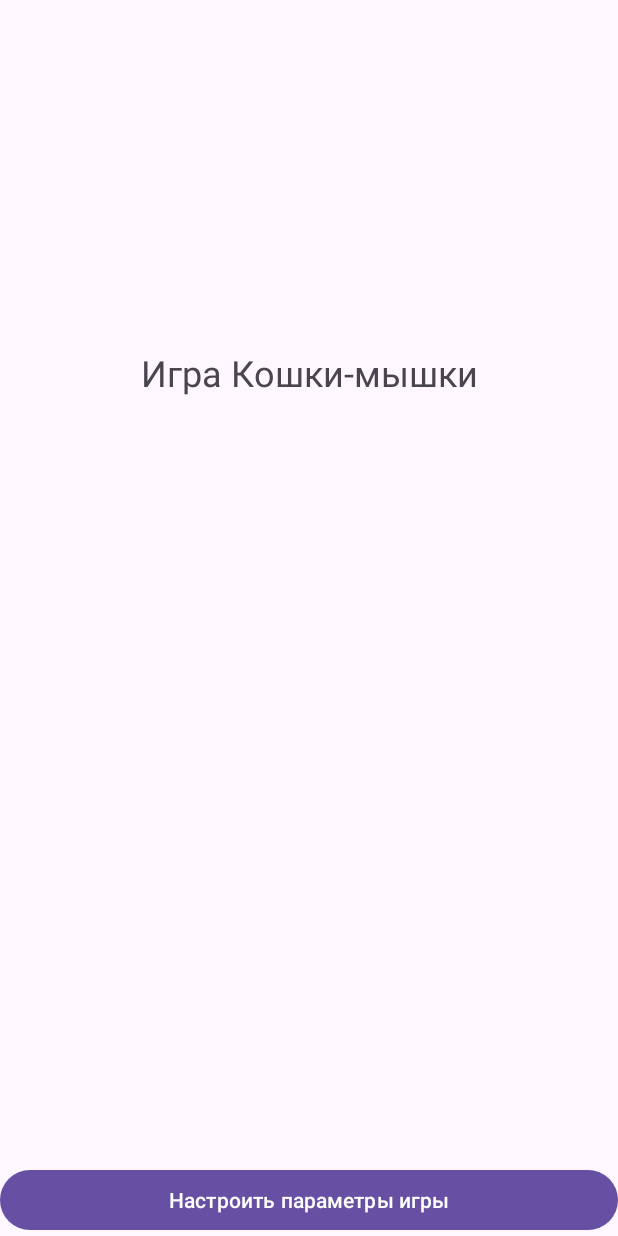
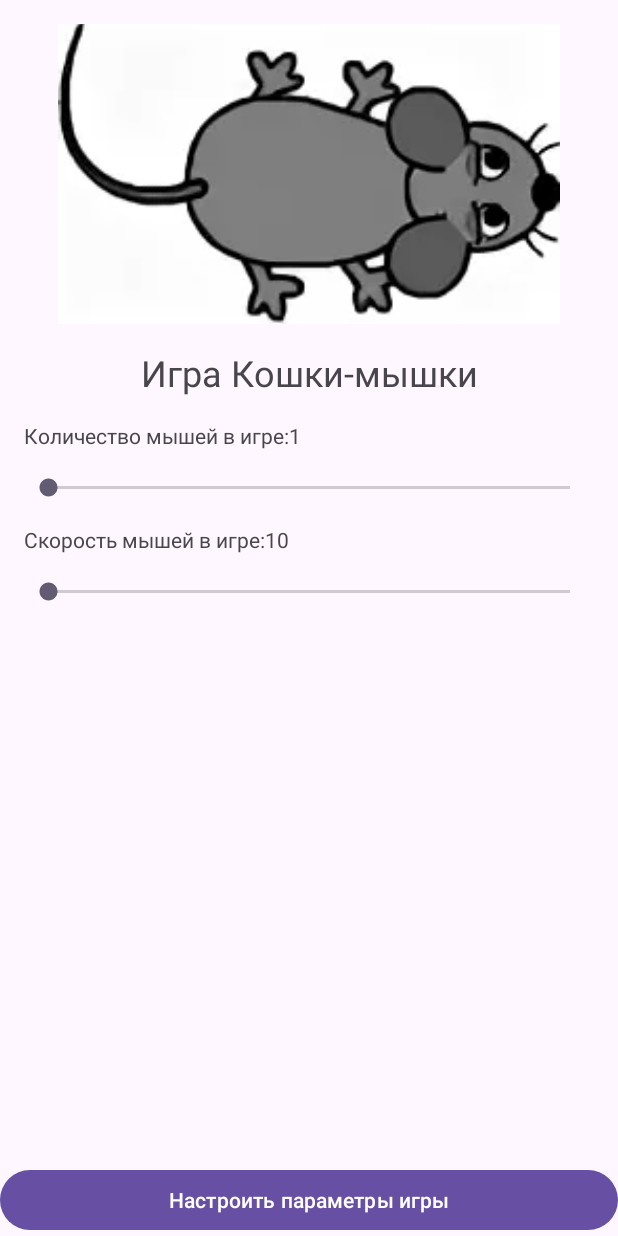
Before and after one commit to marts28/cats-mice-game, an Android app: the screen it shows after launch (MainActivity), on a phone screen of 412 x 824 dp. Run offline under Robolectric (Android 15) with nearby library versions, the phone set to English and light mode, and no system bars.

Commit message:
Getting game settings from StartFragment Created GameViewModel

```diff
--- a/app/build.gradle.kts
+++ b/app/build.gradle.kts
@@ -1,6 +1,8 @@
 plugins {
     id("com.android.application")
     id("org.jetbrains.kotlin.android")
+    id("kotlin-parcelize")
+    id("androidx.navigation.safeargs")
 }
 
 android {
@@ -9,7 +11,7 @@ android {
 
     defaultConfig {
         applicationId = "com.example.cats_mice_game"
-        minSdk = 24
+        minSdk = 26
         targetSdk = 33
         versionCode = 1
         versionName = "1.0"
--- a/app/src/main/java/com/example/cats_mice_game/ui/StartFragment.kt
+++ b/app/src/main/java/com/example/cats_mice_game/ui/StartFragment.kt
@@ -4,10 +4,12 @@ import android.os.Bundle
 import android.view.LayoutInflater
 import android.view.View
 import android.view.ViewGroup
+import android.widget.SeekBar
 import androidx.fragment.app.Fragment
 import androidx.navigation.fragment.findNavController
 import com.example.cats_mice_game.R
 import com.example.cats_mice_game.databinding.FragmentStartBinding
+import com.example.cats_mice_game.domain.GameSettings
 
 class StartFragment: Fragment() {
 
@@ -29,11 +31,37 @@ class StartFragment: Fragment() {
         binding.buttonSetGame.setOnClickListener {
             launchGame()
         }
+        binding.sbNumberOfMice.setOnSeekBarChangeListener(object : SeekBar.OnSeekBarChangeListener{
+            override fun onProgressChanged(p0: SeekBar?, p1: Int, p2: Boolean) {
+                binding.tvNumberOfMice.text = p1.toString()
+            }
+            override fun onStartTrackingTouch(p0: SeekBar?) {
+            }
+            override fun onStopTrackingTouch(p0: SeekBar?) {
+            }
+
+        })
+
+        binding.sbMiceVelocity.setOnSeekBarChangeListener(object : SeekBar.OnSeekBarChangeListener{
+            override fun onProgressChanged(p0: SeekBar?, p1: Int, p2: Boolean) {
+                binding.tvMiceVelocity.text = p1.toString()
+            }
+            override fun onStartTrackingTouch(p0: SeekBar?) {
+            }
+            override fun onStopTrackingTouch(p0: SeekBar?) {
+            }
+
+        })
 
     }
 
     private fun launchGame(){
-        findNavController().navigate(R.id.action_startFragment_to_gameFragment)
+        findNavController().navigate(StartFragmentDirections.actionStartFragmentToGameFragment(
+            GameSettings(
+                binding.tvNumberOfMice.text.toString().toInt(),
+                binding.tvMiceVelocity.text.toString().toInt()
+            )
+        ))
     }
 
     override fun onDestroyView() {
--- a/app/src/main/res/layout/fragment_start.xml
+++ b/app/src/main/res/layout/fragment_start.xml
@@ -1,11 +1,13 @@
 <?xml version="1.0" encoding="utf-8"?>
 <androidx.constraintlayout.widget.ConstraintLayout xmlns:android="http://schemas.android.com/apk/res/android"
     xmlns:app="http://schemas.android.com/apk/res-auto"
+    xmlns:tools="http://schemas.android.com/tools"
     android:layout_width="match_parent"
     android:layout_height="match_parent">
 
     <ImageView
         android:id="@+id/imageView"
+        android:src="@drawable/mouse"
         android:layout_width="match_parent"
         android:layout_height="200dp"
         android:layout_margin="16dp"
@@ -14,13 +16,78 @@
         app:layout_constraintTop_toTopOf="parent" />
 
     <TextView
+        android:id="@+id/textView"
         android:layout_width="match_parent"
         android:layout_height="wrap_content"
+        android:layout_margin="16dp"
+        android:text="@string/game_title_on_start_screen"
+        android:textAlignment="center"
+        android:textSize="24sp"
         app:layout_constraintTop_toBottomOf="@+id/imageView"
-        android:text="@string/game_title_on_start_screen"
-        android:textSize="24sp"
-        android:textAlignment="center"
-        android:layout_margin="16dp"/>
+        tools:layout_editor_absoluteX="16dp" />
+
+    <LinearLayout
+        android:id="@+id/linearLayout"
+        android:layout_width="match_parent"
+        android:layout_height="wrap_content"
+        android:layout_margin="16dp"
+        android:orientation="horizontal"
+        app:layout_constraintTop_toBottomOf="@id/textView"
+        tools:layout_editor_absoluteX="16dp">
+
+        <TextView
+            android:layout_width="wrap_content"
+            android:layout_height="wrap_content"
+            android:text="@string/mice_in_game" />
+
+        <TextView
+            android:id="@+id/tv_number_of_mice"
+            android:layout_width="wrap_content"
+            android:layout_height="wrap_content"
+            android:text="@string/_1" />
+    </LinearLayout>
+
+
+    <androidx.appcompat.widget.AppCompatSeekBar
+        android:id="@+id/sb_number_of_mice"
+        android:layout_width="match_parent"
+        android:layout_height="wrap_content"
+        android:layout_margin="16dp"
+        android:min="1"
+        android:max="5"
+        android:progress="0"
+        app:layout_constraintTop_toBottomOf="@+id/linearLayout" />
+
+    <LinearLayout
+        android:id="@+id/linearLayout2"
+        android:layout_width="match_parent"
+        android:layout_height="wrap_content"
+        android:layout_margin="16dp"
+        android:orientation="horizontal"
+        app:layout_constraintTop_toBottomOf="@id/sb_number_of_mice"
+        tools:layout_editor_absoluteX="16dp">
+
+        <TextView
+            android:layout_width="wrap_content"
+            android:layout_height="wrap_content"
+            android:text="@string/mice_velocity_in_game" />
+
+        <TextView
+            android:id="@+id/tv_mice_velocity"
+            android:layout_width="wrap_content"
+            android:layout_height="wrap_content"
+            android:text="@string/_10" />
+    </LinearLayout>
+
+    <androidx.appcompat.widget.AppCompatSeekBar
+        android:id="@+id/sb_mice_velocity"
+        android:layout_width="match_parent"
+        android:layout_height="wrap_content"
+        android:min="10"
+        android:max="30"
+        android:progress="0"
+        android:layout_margin="16dp"
+        app:layout_constraintTop_toBottomOf="@+id/linearLayout2" />
 
     <Button
         android:id="@+id/button_set_game"
--- a/app/src/main/res/navigation/main_navigation.xml
+++ b/app/src/main/res/navigation/main_navigation.xml
@@ -15,5 +15,9 @@
     <fragment
         android:id="@+id/gameFragment"
         android:name="com.example.cats_mice_game.ui.GameFragment"
-        android:label="GameFragment" />
+        android:label="GameFragment" >
+        <argument
+            android:name="gameSettings"
+            app:argType="com.example.cats_mice_game.domain.GameSettings" />
+    </fragment>
 </navigation>
--- a/app/src/main/res/values/strings.xml
+++ b/app/src/main/res/values/strings.xml
@@ -2,4 +2,8 @@
     <string name="app_name">Cats-mice-game</string>
     <string name="game_title_on_start_screen">Игра Кошки-мышки</string>
     <string name="set_game">Настроить параметры игры</string>
+    <string name="mice_in_game">Количество мышей в игре:</string>
+    <string name="mice_velocity_in_game">Скорость мышей в игре:</string>
+    <string name="_1">1</string>
+    <string name="_10">10</string>
 </resources>
```
Also changed, not shown: app/src/main/java/com/example/cats_mice_game/GameThread.kt (+4 -4 lines), app/src/main/java/com/example/cats_mice_game/domain/GameSettings.kt (added, +11 -0 lines), app/src/main/java/com/example/cats_mice_game/domain/Mouse.kt (+19 -29 lines), app/src/main/java/com/example/cats_mice_game/presentation/GameViewModel.kt (added, +50 -0 lines), app/src/main/java/com/example/cats_mice_game/presentation/GameViewModelFactory.kt (added, +20 -0 lines), app/src/main/java/com/example/cats_mice_game/test.kt (deleted, +0 -12 lines), app/src/main/java/com/example/cats_mice_game/ui/GameFragment.kt (+19 -9 lines), app/src/main/java/com/example/cats_mice_game/ui/GameSurface.kt (+40 -21 lines), app/src/main/res/layout/fragment_game.xml (+2 -6 lines), build.gradle.kts (+9 -0 lines).
